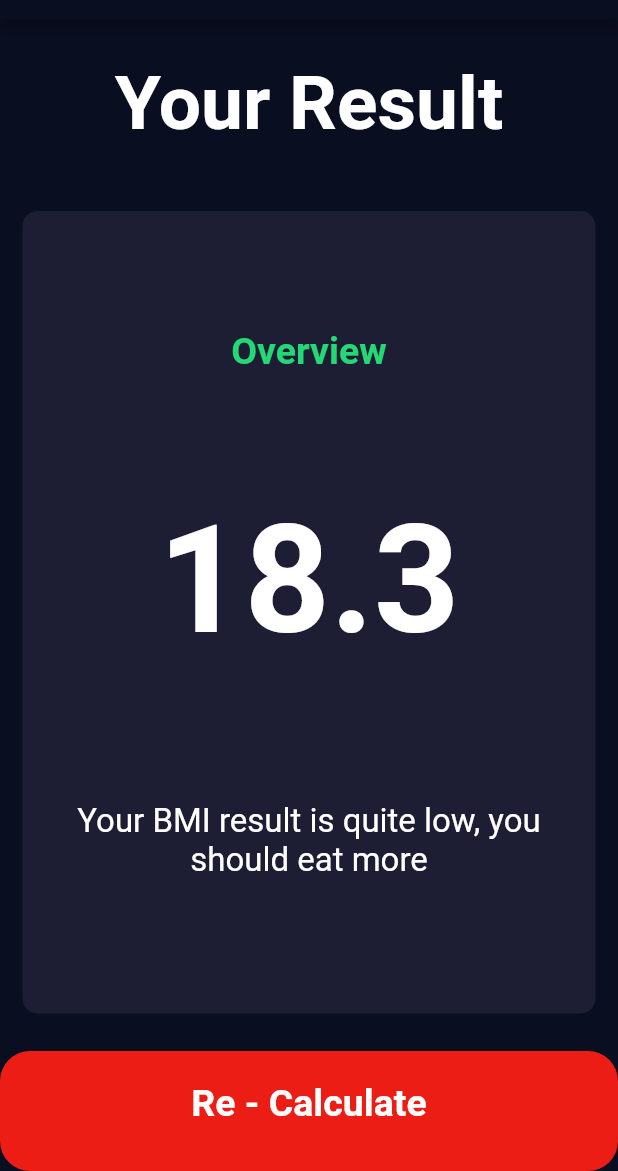
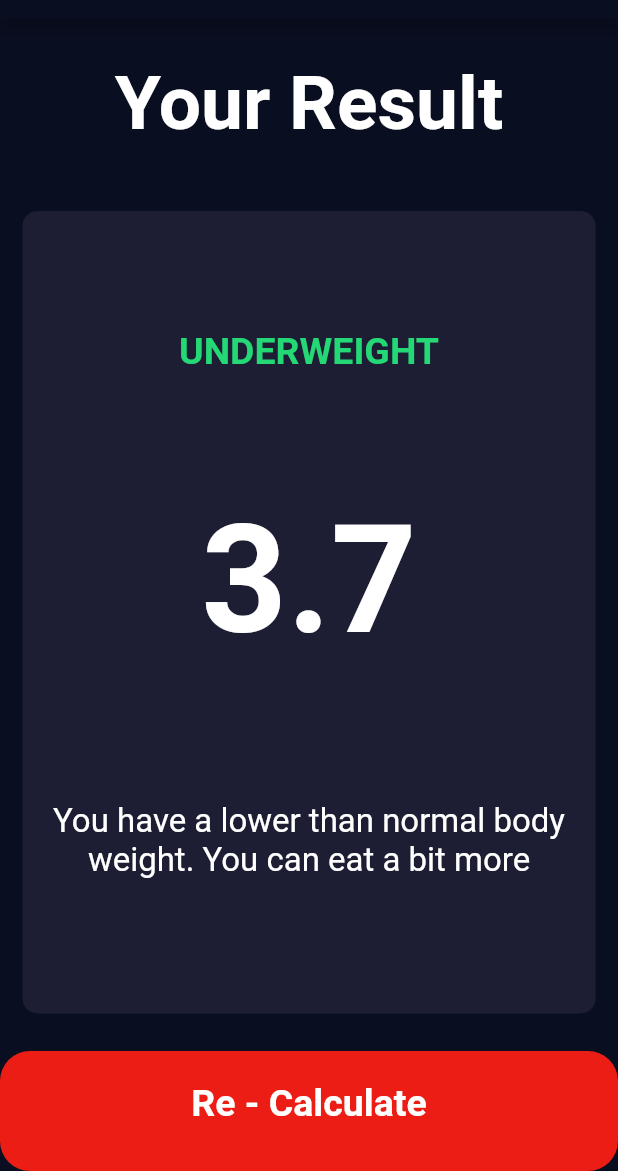
Before and after one commit to olumideogundele1/Body-Mass-Index, a Flutter app: the screen it shows after launch, after a tap on "CALCULATE", on a phone screen of 412 x 824 dp, the part 65-1236 px from its top. Run offline on Flutter 3.47's test engine with Material 2 defaults, Android fonts, the phone set to English and light mode, and no system bars; our stand-ins replace font_awesome_flutter.

Commit message:
addition of bmi calculation function

```diff
--- /dev/null
+++ b/lib/components/CalculateBMI.dart
@@ -0,0 +1,37 @@
+
+import 'dart:math';
+
+class CalculateBMI{
+
+  int height;
+  int weight;
+
+  CalculateBMI({this.height, this.weight});
+
+  double _bmi;
+
+  String calculateBMI(){
+
+    _bmi = weight / pow(height/100, 2);
+    return _bmi.toStringAsFixed(1);
+  }
+
+  String getResult(){
+    if(_bmi >= 25){
+      return "Overweight";
+    }else if(_bmi > 18.5 && _bmi < 25){
+      return "Normal";
+    }else
+      return "Underweight";
+  }
+
+  String getInterpretation(){
+    if(_bmi >= 25){
+      return "You have a higher than normal bosy weight. Try to exercise more";
+    }else if(_bmi > 18.5 && _bmi < 25){
+      return "You have a normal body weight. Good job!";
+    }else
+      return "You have a lower than normal body weight. You can eat a bit more";
+  }
+
+}
--- a/lib/screens/InputPage.dart
+++ b/lib/screens/InputPage.dart
@@ -1,3 +1,4 @@
+import 'package:bmi_calculator/components/CalculateBMI.dart';
 import 'package:flutter/material.dart';
 import 'package:font_awesome_flutter/font_awesome_flutter.dart';
 
@@ -49,7 +50,7 @@ class _InputPageState extends State<InputPage> {
 
   GenderType selectedGender;
   int height = 180;
-  int weight = 0;
+  int weight = 12;
   int age = 1;
 
   @override
@@ -218,7 +219,12 @@ class _InputPageState extends State<InputPage> {
           ),
         GestureDetector(
           onTap: (){
-            Navigator.push(context,MaterialPageRoute(builder: (context) => ResultPage()));
+            CalculateBMI calc = CalculateBMI(weight: weight,height: height);
+            Navigator.push(context,MaterialPageRoute(builder: (context) => ResultPage(
+              bmiResult: calc.calculateBMI(),
+              bmiText: calc.getResult(),
+              bmiInterpretation: calc.getInterpretation(),
+            )));
           },
           child: Container(
             child: Center(
--- a/lib/screens/ResultPage.dart
+++ b/lib/screens/ResultPage.dart
@@ -4,6 +4,13 @@ import 'package:bmi_calculator/components/constants.dart';
 import 'package:flutter/material.dart';
 
 class ResultPage extends StatelessWidget {
+
+  final String bmiResult;
+  final String bmiText;
+  final String bmiInterpretation;
+
+  ResultPage({@required this.bmiResult,@required this.bmiText,@required this.bmiInterpretation});
+
   @override
   Widget build(BuildContext context) {
     return Scaffold(
@@ -27,11 +34,11 @@ class ResultPage extends StatelessWidget {
                   mainAxisAlignment: MainAxisAlignment.spaceEvenly,
                   crossAxisAlignment: CrossAxisAlignment.center,
                   children: <Widget>[
-                      Text('Overview',style: kResultTextStyle,),
-                    Text('18.3',style: kBmiTextStyle,),
+                      Text(bmiText.toUpperCase(),style: kResultTextStyle,),
+                    Text(bmiResult,style: kBmiTextStyle,),
                     Container(
                       padding: EdgeInsets.all(10.0),
-                      child: Text('Your BMI result is quite low, you should eat more',
+                      child: Text(bmiInterpretation,
                         style: kBodyTextStyle,
                         textAlign: TextAlign.center,
                       ),
@@ -48,8 +55,6 @@ class ResultPage extends StatelessWidget {
 }
 
 class BottomButtonWidget extends StatelessWidget {
-
-
 
   @override
   Widget build(BuildContext context) {
```
Also changed, not shown: 1 other file.
